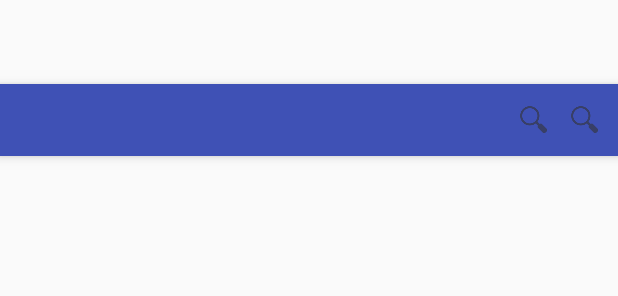
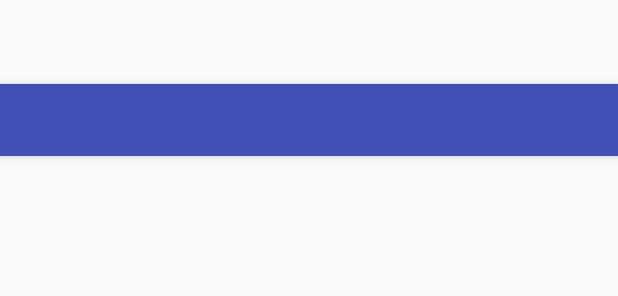
Before and after one commit to wuhkcoder/Android_Note, an Android app: the layout app_bar_main.xml on its own in the app's theme, with its tools: preview values and no code run, on a phone screen of 412 x 824 dp. Shown: the top 296 px of the screen. Run offline under Robolectric (Android 15) with nearby library versions, the phone set to English and light mode, and no system bars.

Commit message:
1、冲突

```diff
--- a/Note/app/src/main/res/layout/app_bar_main.xml
+++ b/Note/app/src/main/res/layout/app_bar_main.xml
@@ -11,35 +11,12 @@
         android:layout_width="match_parent"
         android:layout_height="48dp"
         android:theme="@style/AppTheme.AppBarOverlay">
-
-            <RelativeLayout
-                android:layout_width="match_parent"
-                android:layout_height="match_parent">
         <android.support.v7.widget.Toolbar
             android:id="@+id/toolbar"
             android:layout_width="match_parent"
             android:layout_height="48dp"
             android:background="?attr/colorPrimary"
             app:popupTheme="@style/AppTheme.PopupOverlay" />
-                <ImageView
-                    android:layout_marginRight="10dp"
-                    android:id="@+id/rightIv"
-                    android:layout_width="wrap_content"
-                    android:layout_height="wrap_content"
-                    android:src="@drawable/ic_search"
-                    android:layout_centerVertical="true"
-                    android:layout_alignParentRight="true"/>
-                <ImageView
-                    android:id="@+id/leftIv"
-                    android:layout_marginRight="10dp"
-                    android:layout_toLeftOf="@id/rightIv"
-                    android:layout_width="wrap_content"
-                    android:layout_height="wrap_content"
-                    android:src="@drawable/ic_search"
-                    android:layout_centerVertical="true" />
-            </RelativeLayout>
-
-
     </android.support.design.widget.AppBarLayout>
 
     <include layout="@layout/content_main" />
```
Also changed, not shown: Note/app/src/main/java/com/wuhk/note/activity/frame/fragment/Fragment1.java (+4 -4 lines), Note/app/src/main/java/com/wuhk/note/dao/DiaryDao.java (+6 -15 lines), Note/app/src/main/res/menu/main.xml (+1 -8 lines). Lines whose indentation alone changed are shown as unchanged.
